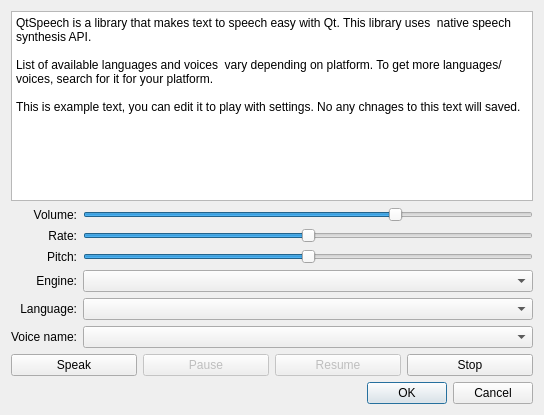
Qt form plugins/talking_clock/gui/voice_config_dialog.ui (Kolcha/DigitalClock5) before a commit.
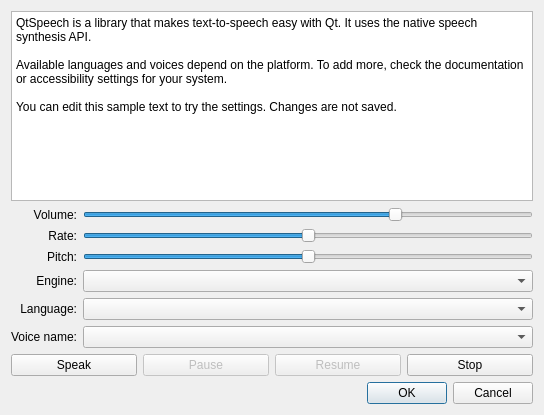
The same form after that commit.

Patch:
```diff
--- a/plugins/talking_clock/gui/voice_config_dialog.ui
+++ b/plugins/talking_clock/gui/voice_config_dialog.ui
@@ -23,11 +23,11 @@
       </sizepolicy>
      </property>
      <property name="plainText">
-      <string>QtSpeech is a library that makes text to speech easy with Qt. This library uses  native speech synthesis API.
+      <string>QtSpeech is a library that makes text-to-speech easy with Qt. It uses the native speech synthesis API.
 
-List of available languages and voices  vary depending on platform. To get more languages/voices, search for it for your platform.
+Available languages and voices depend on the platform. To add more, check the documentation or accessibility settings for your system.
 
-This is example text, you can edit it to play with settings. No any chnages to this text will saved.</string>
+You can edit this sample text to try the settings. Changes are not saved.</string>
      </property>
     </widget>
    </item>
```
